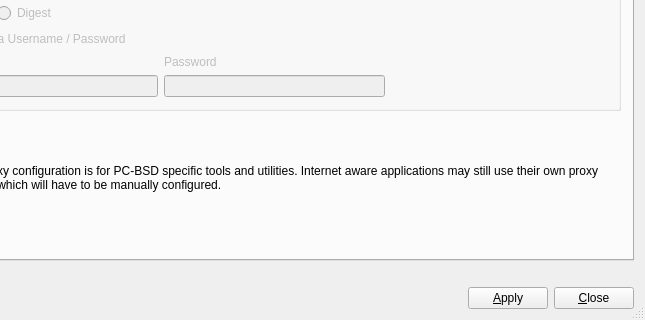
Qt form src-qt5/pc-netmanager/src/NetworkManager/networkman.ui (trueos/pcbsd) before a commit; both pictures show x 102 to 747 and y 193 to 513 of the 747 by 513 pixel window.
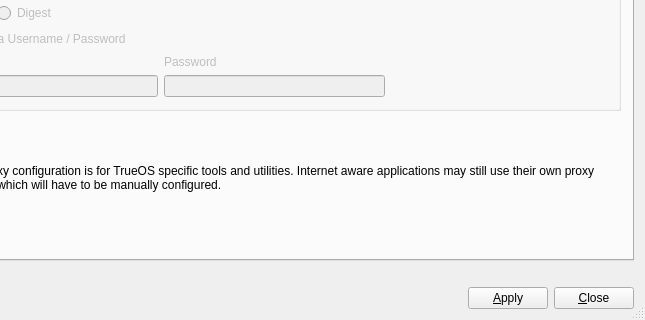
The same form after that commit. The open tabs and pages were chosen to show the change. Icons and pictures are not drawn.

Diff of the .ui file:
```diff
--- a/src-qt5/pc-netmanager/src/NetworkManager/networkman.ui
+++ b/src-qt5/pc-netmanager/src/NetworkManager/networkman.ui
@@ -792,7 +792,7 @@
        <item row="1" column="0">
         <widget class="QLabel" name="label_3">
          <property name="text">
-          <string>Note: This proxy configuration is for PC-BSD specific tools and utilities. Internet aware applications may still use their own proxy configuration, which will have to be manually configured.</string>
+          <string>Note: This proxy configuration is for TrueOS specific tools and utilities. Internet aware applications may still use their own proxy configuration, which will have to be manually configured.</string>
          </property>
          <property name="wordWrap">
           <bool>true</bool>
```
Left out of the diff: 2 changed lines with no effect on the pictures.
